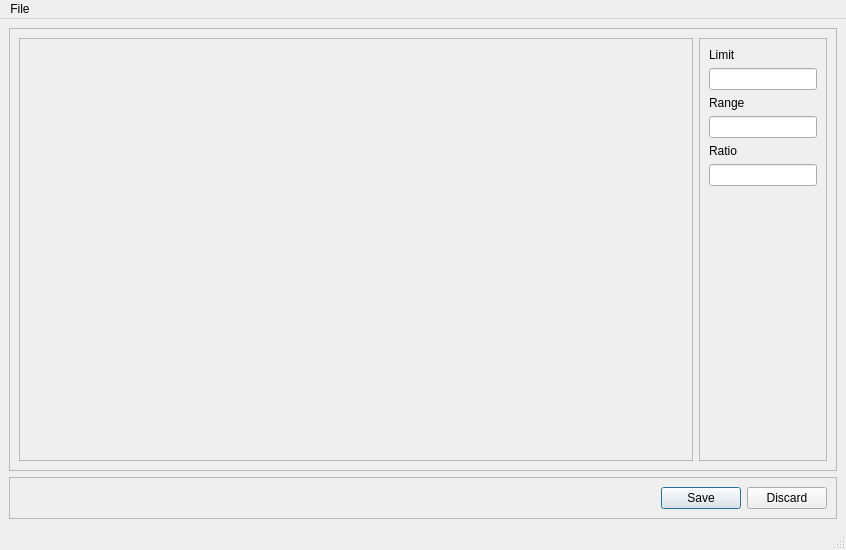
Old version of the form ui/Histogram.ui in the repository tuomturu/OmrHistogram.
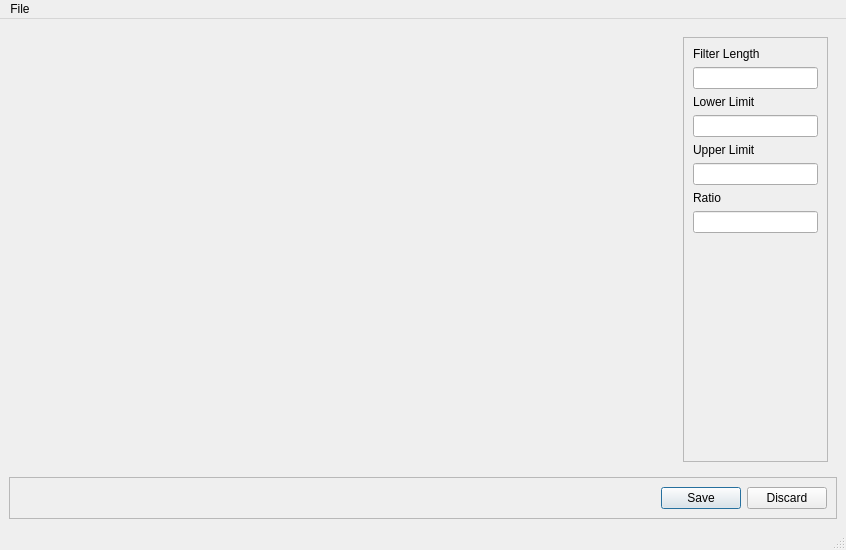
New version of the form. Custom widgets are drawn as their Qt base class.

What changed in the file:
```diff
--- a/ui/Histogram.ui
+++ b/ui/Histogram.ui
@@ -18,7 +18,7 @@
     <item>
      <widget class="QFrame" name="frame">
       <property name="frameShape">
-       <enum>QFrame::StyledPanel</enum>
+       <enum>QFrame::NoFrame</enum>
       </property>
       <property name="frameShadow">
        <enum>QFrame::Raised</enum>
@@ -27,7 +27,7 @@
        <item>
         <widget class="QFrame" name="frame_4">
          <property name="frameShape">
-          <enum>QFrame::StyledPanel</enum>
+          <enum>QFrame::NoFrame</enum>
          </property>
          <property name="frameShadow">
           <enum>QFrame::Raised</enum>
@@ -48,10 +48,24 @@
           <enum>QFrame::Raised</enum>
          </property>
          <layout class="QVBoxLayout" name="verticalLayout">
+          <item>
+           <widget class="QLabel" name="label_4">
+            <property name="text">
+             <string>Filter Length</string>
+            </property>
+           </widget>
+          </item>
+          <item>
+           <widget class="QLineEdit" name="lineEdit_filterLength">
+            <property name="readOnly">
+             <bool>true</bool>
+            </property>
+           </widget>
+          </item>
           <item>
            <widget class="QLabel" name="label">
             <property name="text">
-             <string>Limit</string>
+             <string>Lower Limit</string>
             </property>
            </widget>
           </item>
@@ -65,7 +79,7 @@
           <item>
            <widget class="QLabel" name="label_2">
             <property name="text">
-             <string>Range</string>
+             <string>Upper Limit</string>
             </property>
            </widget>
           </item>
@@ -78,6 +92,12 @@
           </item>
           <item>
            <widget class="QLabel" name="label_3">
+            <property name="font">
+             <font>
+              <weight>50</weight>
+              <bold>false</bold>
+             </font>
+            </property>
             <property name="text">
              <string>Ratio</string>
             </property>
@@ -85,6 +105,12 @@
           </item>
           <item>
            <widget class="QLineEdit" name="lineEdit_ratio">
+            <property name="font">
+             <font>
+              <weight>75</weight>
+              <bold>true</bold>
+             </font>
+            </property>
             <property name="readOnly">
              <bool>true</bool>
             </property>
```
Left out of the diff: 10 changed lines with no effect on the pictures.
